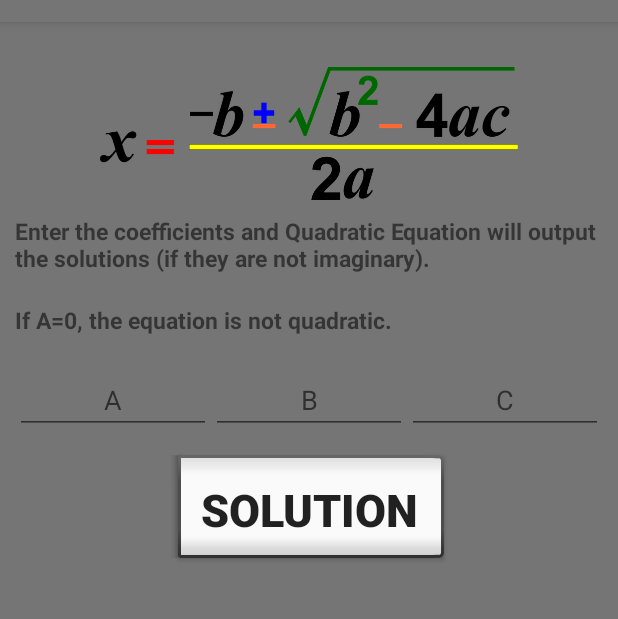
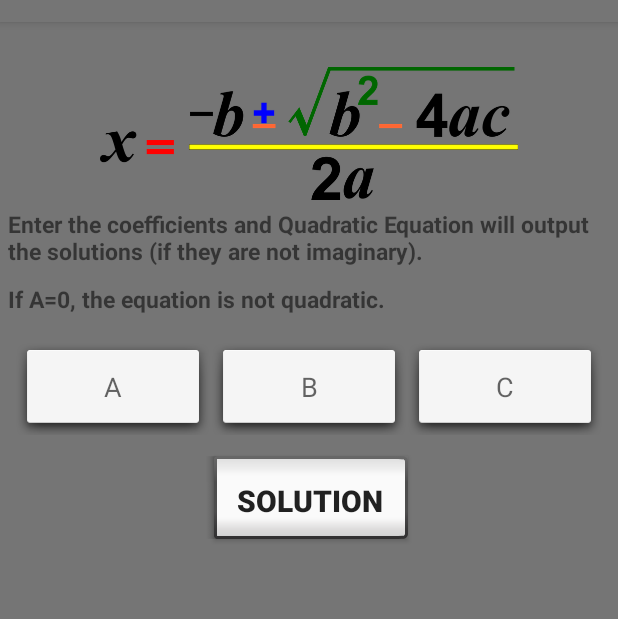
Before and after one commit to M7edshin/android-quadratic-equation-solver-app, an Android app: the screen it shows after launch (MainActivity), on a phone screen of 412 x 824 dp, the part 62-681 px from its top. Run offline under Robolectric (Android 15) with nearby library versions, the phone set to English and light mode, and no system bars; our stand-ins replace AdMob.

Commit message:
New Action menu Layout Fixed

```diff
--- a/app/src/main/res/layout/activity_main.xml
+++ b/app/src/main/res/layout/activity_main.xml
@@ -9,6 +9,15 @@
     android:background="@color/colorWhite"
     android:focusable="true"
     android:focusableInTouchMode="true">
+
+    <com.google.android.gms.ads.AdView xmlns:ads="http://schemas.android.com/apk/res-auto"
+        android:id="@+id/adView"
+        android:layout_width="match_parent"
+        android:layout_height="wrap_content"
+        android:layout_centerHorizontal="true"
+        android:layout_alignParentBottom="true"
+        ads:adSize="BANNER"
+        ads:adUnitId="ca-app-pub-1885749404874590/6878855663"></com.google.android.gms.ads.AdView>
 
     <ImageView
         android:layout_width="wrap_content"
@@ -44,7 +53,9 @@
             android:layout_weight="1"
             android:gravity="center"
             android:hint="@string/str_v_a"
-            android:inputType="numberSigned|numberDecimal" />
+            android:inputType="numberSigned|numberDecimal"
+            android:background="@android:drawable/dialog_holo_light_frame"
+            android:padding="20dp" />
 
         <EditText
             android:id="@+id/txtB"
@@ -54,7 +65,9 @@
             android:hint="@string/str_v_b"
             android:gravity="center"
             android:minLines="0"
-            android:inputType="numberSigned|numberDecimal" />
+            android:inputType="numberSigned|numberDecimal"
+            android:background="@android:drawable/dialog_holo_light_frame"
+            android:padding="20dp" />
 
         <EditText
             android:id="@+id/txtC"
@@ -64,7 +77,9 @@
             android:hint="@string/str_v_c"
             android:gravity="center"
             android:minLines="0"
-            android:inputType="numberSigned|numberDecimal" />
+            android:inputType="numberSigned|numberDecimal"
+            android:background="@android:drawable/dialog_holo_light_frame"
+            android:padding="20dp" />
 
     </LinearLayout>
 
@@ -76,7 +91,7 @@
         android:text="@string/str_v_solve"
         android:layout_gravity="center_horizontal"
         android:onClick="solve"
-        android:textSize="@dimen/size_30"
+        android:textSize="@dimen/size_20"
         android:textStyle="bold"
         android:padding="20dp" />
 
@@ -116,7 +131,7 @@
             android:layout_gravity="center_horizontal"
             android:onClick="roundNo"
             android:text="@string/str_v_round"
-            android:textSize="@dimen/size_20"
+            android:textSize="@dimen/size_10"
             android:textStyle="bold" />
 
         <Button
@@ -127,7 +142,7 @@
             android:layout_gravity="center_horizontal"
             android:onClick="clearAll"
             android:text="@string/str_clear"
-            android:textSize="@dimen/size_20"
+            android:textSize="@dimen/size_10"
             android:textStyle="bold" />
 
     </LinearLayout>
--- a/app/src/main/res/menu/menu_options.xml
+++ b/app/src/main/res/menu/menu_options.xml
@@ -2,13 +2,26 @@
     xmlns:app="http://schemas.android.com/apk/res-auto">
 
     <item
-        android:id="@+id/btnSuggest"
-        android:title="Contact us"
+        android:id="@+id/action_rate"
+        android:orderInCategory="100"
+        android:title="Rate - Feedback"
         app:showAsAction="never" />
 
     <item
-        android:id="@+id/btnExit"
-        android:title="Exit"
+        android:id="@+id/action_equation_info"
+        android:orderInCategory="100"
+        android:title="About the Quadratic Equation"
         app:showAsAction="never" />
 
+    <item
+        android:id="@+id/action_report_suggest"
+        android:orderInCategory="100"
+        android:title="Report or Suggest"
+        app:showAsAction="never" />
+
+    <item
+        android:id="@+id/action_exit"
+        android:orderInCategory="101"
+        android:title="Exit" />
+
 </menu>
--- a/app/src/main/res/values/dimens.xml
+++ b/app/src/main/res/values/dimens.xml
@@ -6,4 +6,5 @@
     <dimen name="size_30">30sp</dimen>
     <dimen name="margin_top_20">20dp</dimen>
     <dimen name="margin_top_30">30dp</dimen>
+    <dimen name="size_10">10sp</dimen>
 </resources>
--- a/app/src/main/res/values/styles.xml
+++ b/app/src/main/res/values/styles.xml
@@ -10,7 +10,7 @@
 
     <style name="StyleGeneral">
         <item name="android:textSize">15sp</item>
-        <item name="android:layout_margin">10dp</item>
+        <item name="android:layout_margin">5dp</item>
         <item name="android:textStyle">bold</item>
     </style>
 
```
Also changed, not shown: app/build.gradle (+10 -6 lines), app/src/main/java/shahin/simplequadraticsolver/MainActivity.java (+48 -4 lines), app/src/main/res/mipmap-hdpi/ic_launcher.png, app/src/main/res/mipmap-mdpi/ic_launcher.png, app/src/main/res/mipmap-xhdpi/ic_launcher.png, app/src/main/res/mipmap-xxhdpi/ic_launcher.png, app/src/main/res/mipmap-xxxhdpi/ic_launcher.png.
